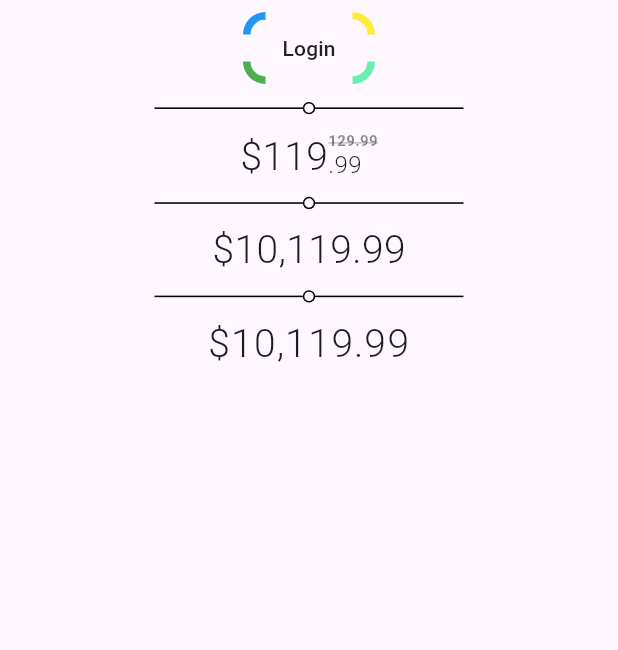
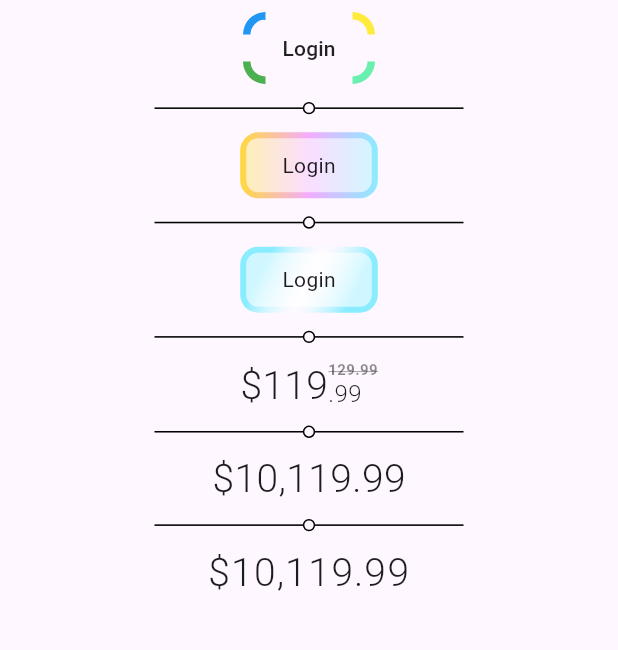
Before and after one commit to sfatihy/custom_widgets, a Flutter app: the screen it shows after launch, on a phone screen of 412 x 824 dp, the part 84-734 px from its top. Run offline on Flutter 3.47's test engine with Material 3 defaults, Android fonts, the phone set to English and light mode, and no system bars.

Commit message:
ColorfulButton widget added.

```diff
--- a/lib/views/home_view.dart
+++ b/lib/views/home_view.dart
@@ -3,6 +3,7 @@ import 'package:flutter/material.dart';
 import 'package:custom_widgets/widgets/animated_price/animated_price_widget.dart';
 import 'package:custom_widgets/widgets/animated_price_wheel/animated_price_wheel_widget.dart';
 import 'package:custom_widgets/widgets/buttons/only_corner_button.dart';
+import 'package:custom_widgets/widgets/buttons/colorful_button.dart';
 import 'package:custom_widgets/widgets/column/custom_column_widget.dart';
 import 'package:custom_widgets/widgets/divider/custom_divider_widget.dart';
 import 'package:custom_widgets/widgets/price/price_widget.dart';
@@ -41,7 +42,32 @@ class _HomeViewState extends State<HomeView> {
           children: [
 
             OnlyCornerButton(
-              child: Text('Login'),
+              child: const Text('Login'),
+              onTap: () {
+
+              },
+            ),
+
+            ColorfulButton(
+              child: const Text('Login'),
+              onTap: () {
+
+              },
+            ),
+
+            ColorfulButton(
+              gradient: const LinearGradient(
+                colors: [
+                  Color(0xFF8AECFF),
+                  Colors.white30,
+                  Color(0xFF8AECFF),
+                ],
+                stops: [0.2,0.5,0.8],
+                begin: Alignment.topLeft,
+                end: Alignment.bottomRight,
+              ),
+              overlayColor: MaterialStateProperty.all(const Color(0xFF8AECFF)),
+              child: const Text('Login'),
               onTap: () {
 
               },
--- /dev/null
+++ b/lib/widgets/buttons/colorful_button.dart
@@ -0,0 +1,52 @@
+import 'package:flutter/material.dart';
+
+class ColorfulButton extends StatelessWidget {
+
+  final Widget child;
+  final Function() onTap;
+  final Gradient? gradient;
+  final Color? highlightColor;
+  final MaterialStateProperty<Color?>? overlayColor;
+  final Color? splashColor;
+
+  const ColorfulButton({
+    super.key,
+    required this.child,
+    required this.onTap,
+    this.gradient,
+    this.highlightColor,
+    this.overlayColor,
+    this.splashColor
+  });
+
+  @override
+  Widget build(BuildContext context) {
+    return InkWell(
+      onTap: onTap,
+      borderRadius: BorderRadius.circular(12),
+      highlightColor: highlightColor,
+      overlayColor: overlayColor,
+      splashColor: splashColor,
+      child: Container(
+        padding: const EdgeInsets.all(4),
+        decoration: BoxDecoration(
+          borderRadius: BorderRadius.circular(12),
+          gradient: gradient ?? const LinearGradient(
+            colors: [Color(0xFFFFD840), Color(0xFFF3ACFF), Color(0xFF8AECFF)]
+          )
+        ),
+        child: Container(
+          decoration: BoxDecoration(
+            color: Colors.white60,
+            borderRadius: BorderRadius.circular(8),
+          ),
+          padding: const EdgeInsets.symmetric(
+            vertical: 8,
+            horizontal: 24
+          ),
+          child: child
+        ),
+      ),
+    );
+  }
+}
```
